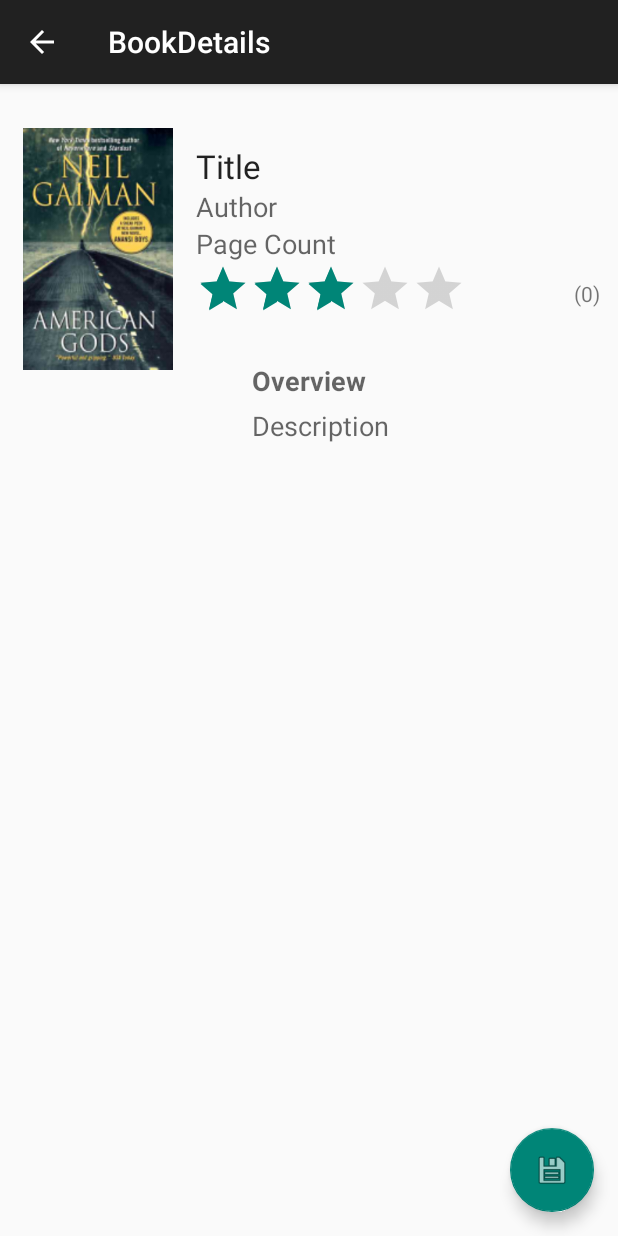
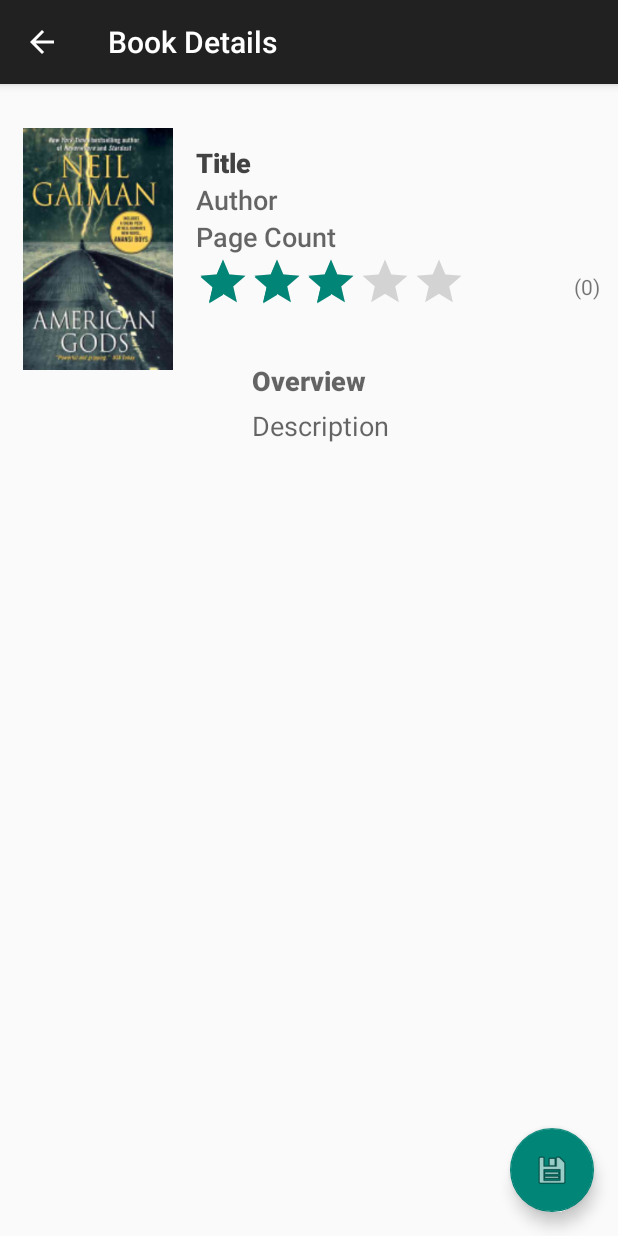
Before and after one commit to AbdullahWali/Book-Library, an Android app: the BookDetails screen opened directly, with no data from a screen before it, on a phone screen of 412 x 824 dp. Run offline under Robolectric (Android 15) with nearby library versions, the phone set to English and light mode, and no system bars; our stand-ins replace Picasso; pictures from the network do not load; 3 statements that could not run were skipped.

Commit message:
- Entries will be listed in order of days Left - Changed Application Name - Made app design less horrible - Added change date functionality - Added remove book functionality

```diff
--- a/LibraryApp/src/main/java/com/mocklibraryapplication/BookDetails.java
+++ b/LibraryApp/src/main/java/com/mocklibraryapplication/BookDetails.java
@@ -32,7 +32,9 @@
 
         // Initialise Objects from XML
         TextView title = (TextView) findViewById(R.id.titleRow);
+        title.setSelected(true);
         TextView author = (TextView) findViewById(R.id.authorRow);
+        author.setSelected(true);
         TextView pageCount = (TextView) findViewById(R.id.pageCount);
         TextView description = (TextView) findViewById(R.id.description);
         ImageView image = (ImageView) findViewById(R.id.imageRow);
--- a/LibraryApp/src/main/java/com/mocklibraryapplication/LibraryListAdapter.java
+++ b/LibraryApp/src/main/java/com/mocklibraryapplication/LibraryListAdapter.java
@@ -51,7 +51,8 @@
         title.setText(list.get(position).getBook().getTitle());
         author.setText(list.get(position).getBook().getAuthor());
         Picasso.with(getContext()).load(list.get(position).getBook().getImageURL()).into(image);
-        daysLeft.setText("Days Left: "  + list.get(position).getDaysLeft());
+        String daysLeftString = activity.getString(R.string.daysLeft) + list.get(position).getDaysLeft();
+        daysLeft.setText(daysLeftString);
         progressBar.setProgress(list.get(position).getPercentDaysPassed());
         return rowView;
     }
--- a/LibraryApp/src/main/res/layout/activity_book_details.xml
+++ b/LibraryApp/src/main/res/layout/activity_book_details.xml
@@ -16,11 +16,17 @@
         android:layout_alignParentEnd="true"
         android:layout_marginBottom="16dp"
         android:layout_marginRight="16dp" />
+
     <TextView
-        android:layout_width="wrap_content"
+        android:layout_width="match_parent"
         android:layout_height="wrap_content"
-        android:textAppearance="?android:attr/textAppearanceLarge"
+        android:textAppearance="?android:attr/textAppearanceMedium"
+        android:fontFamily="sans-serif-black"
         android:text="Title"
+        android:textStyle="bold"
+        android:maxLines="1"
+        android:singleLine="true"
+        android:ellipsize="marquee"
         android:id="@+id/titleRow"
         android:gravity="left"
         android:layout_alignParentTop="true"
@@ -28,12 +34,17 @@
         android:layout_toRightOf="@+id/imageRow"
         android:layout_marginLeft="15dp"
         android:layout_marginTop="40dp"
-        android:layout_marginRight="10dp" />
+        android:layout_marginRight="10dp"
+        android:textColor="#424242" />
 
     <TextView
-        android:layout_width="wrap_content"
+        android:layout_width="match_parent"
         android:layout_height="wrap_content"
         android:textAppearance="?android:attr/textAppearanceMedium"
+        android:fontFamily="sans-serif-medium"
+        android:maxLines="1"
+        android:singleLine="true"
+        android:ellipsize="marquee"
         android:text="Author"
         android:id="@+id/authorRow"
         android:gravity="left"
@@ -45,6 +56,7 @@
         android:layout_width="wrap_content"
         android:layout_height="wrap_content"
         android:textAppearance="?android:attr/textAppearanceMedium"
+        android:fontFamily="sans-serif-medium"
         android:text="Page Count"
         android:id="@+id/pageCount"
         android:gravity="left"
@@ -77,6 +89,7 @@
             android:textAppearance="?android:attr/textAppearanceMedium"
             android:text="Description"
             android:id="@+id/description"
+            android:fontFamily="sans-serif"
             android:gravity="center" />
     </ScrollView>
 
@@ -109,13 +122,14 @@
         android:layout_width="fill_parent"
         android:layout_height="wrap_content"
         android:textAppearance="?android:attr/textAppearanceMedium"
-        android:text="Overview"
+        android:text="@string/overview"
         android:textStyle="bold"
         android:id="@+id/overview"
         android:gravity="center_horizontal"
         android:layout_alignBottom="@+id/imageRow"
         android:layout_alignParentLeft="true"
-        android:layout_alignParentStart="true" />
+        android:layout_alignParentStart="true"
+        android:fontFamily="sans-serif-medium" />
 
     <TextView
         android:layout_width="wrap_content"
--- a/LibraryApp/src/main/res/menu/main_activity_context_menu.xml
+++ b/LibraryApp/src/main/res/menu/main_activity_context_menu.xml
@@ -3,5 +3,6 @@
     <item android:title="Return Book"
           android:id="@+id/returnBook"
           android:onClick="returnBook"/>
-    <item android:title="Change Date"/>
+    <item android:title="Change Date"
+          android:onClick="changeDate"/>
 </menu>
```
Also changed, not shown: LibraryApp/src/main/java/com/mocklibraryapplication/Core/Entry.java (+8 -1 lines), LibraryApp/src/main/java/com/mocklibraryapplication/Core/Library.java (+10 -1 lines), LibraryApp/src/main/java/com/mocklibraryapplication/DatePickerFragment.java (added, +58 -0 lines), LibraryApp/src/main/java/com/mocklibraryapplication/MainActivity.java (+22 -24 lines), LibraryApp/src/main/java/com/mocklibraryapplication/NotificationAlarmReceiver.java (+2 -5 lines), LibraryApp/src/main/java/com/mocklibraryapplication/Utilities.java (+16 -2 lines), LibraryApp/src/main/res/layout/library_list_row.xml (+11 -5 lines), LibraryApp/src/main/res/values/strings.xml (+4 -6 lines).
